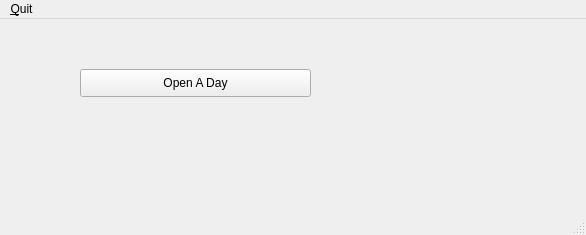
Qt form qt-designer/apptTools.ui (rowinggolfer/openmolar1) before a commit.
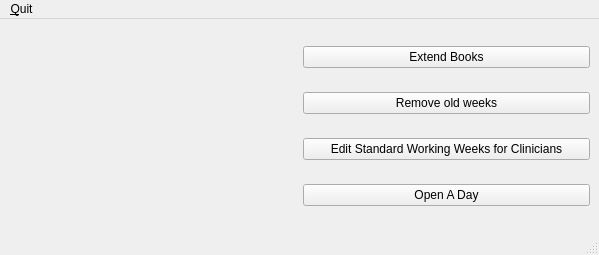
The same form after that commit. Icons and pictures are not drawn.

```diff
--- a/qt-designer/apptTools.ui
+++ b/qt-designer/apptTools.ui
@@ -6,34 +6,67 @@
    <rect>
     <x>0</x>
     <y>0</y>
-    <width>586</width>
-    <height>235</height>
+    <width>599</width>
+    <height>255</height>
    </rect>
   </property>
   <property name="windowTitle">
    <string>Appointment Tools</string>
   </property>
   <widget class="QWidget" name="centralwidget">
-   <widget class="QPushButton" name="openDay_pushButton">
-    <property name="geometry">
-     <rect>
-      <x>80</x>
-      <y>50</y>
-      <width>231</width>
-      <height>28</height>
-     </rect>
-    </property>
-    <property name="text">
-     <string>Open A Day</string>
-    </property>
-   </widget>
+   <layout class="QGridLayout" name="gridLayout">
+    <item row="0" column="0" rowspan="4">
+     <widget class="QLabel" name="label">
+      <property name="frameShape">
+       <enum>QFrame::NoFrame</enum>
+      </property>
+      <property name="text">
+       <string/>
+      </property>
+      <property name="pixmap">
+       <pixmap resource="../resources/resources.qrc">:/appt_ov.png</pixmap>
+      </property>
+      <property name="scaledContents">
+       <bool>true</bool>
+      </property>
+     </widget>
+    </item>
+    <item row="0" column="1">
+     <widget class="QPushButton" name="pushButton">
+      <property name="text">
+       <string>Extend Books</string>
+      </property>
+     </widget>
+    </item>
+    <item row="1" column="1">
+     <widget class="QPushButton" name="pushButton_2">
+      <property name="text">
+       <string>Remove old weeks</string>
+      </property>
+     </widget>
+    </item>
+    <item row="2" column="1">
+     <widget class="QPushButton" name="pushButton_3">
+      <property name="text">
+       <string>Edit Standard Working Weeks for Clinicians</string>
+      </property>
+     </widget>
+    </item>
+    <item row="3" column="1">
+     <widget class="QPushButton" name="openDay_pushButton">
+      <property name="text">
+       <string>Open A Day</string>
+      </property>
+     </widget>
+    </item>
+   </layout>
   </widget>
   <widget class="QMenuBar" name="menubar">
    <property name="geometry">
     <rect>
      <x>0</x>
      <y>0</y>
-     <width>586</width>
+     <width>599</width>
      <height>23</height>
     </rect>
    </property>
```
Left out of the diff: 8 changed lines with no effect on the pictures.
